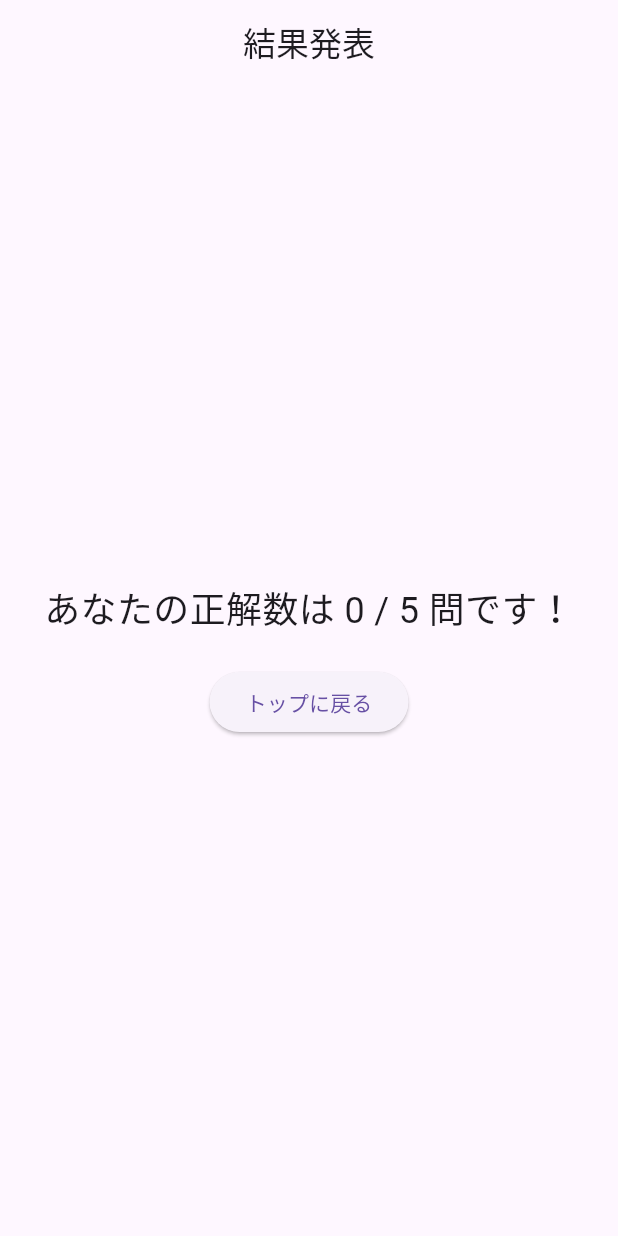
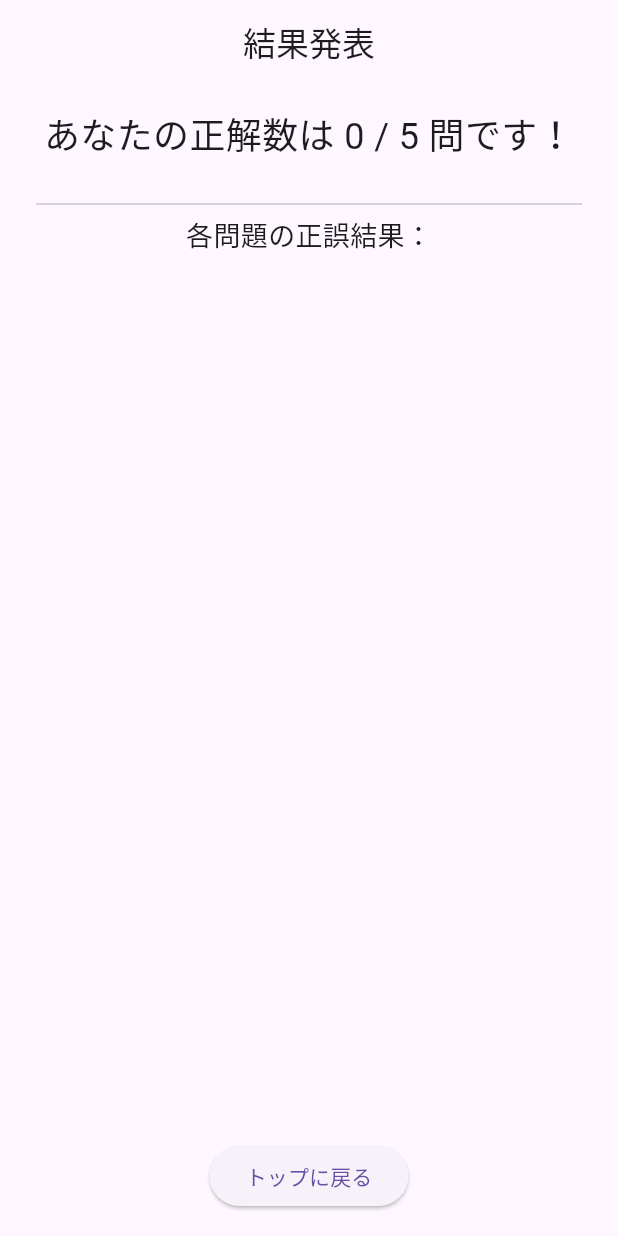
Before and after one commit to kota2929/flutternoyatu, a Flutter app: the ResultPage screen opened directly with empty values, on a phone screen of 412 x 824 dp. Run offline on Flutter 3.47's test engine with Material 3 defaults, Android fonts, the phone set to English and light mode, and no system bars; our stand-ins replace audioplayers, file_picker, just_audio, sqflite; missing offline and left inert: dart:html; accounts and stored records are empty; network calls fail; Roboto replaces fonts that are missing (PixelMplus).

Commit message:
結果表示時に問題のデータも一緒に表示できるように修正

```diff
--- a/flutter_application_1/lib/result_page.dart
+++ b/flutter_application_1/lib/result_page.dart
@@ -2,36 +2,98 @@ import 'package:flutter/material.dart';
 
 class ResultPage extends StatelessWidget {
   final int score;
+  final List<Map<String, String>> results;
 
-  const ResultPage({super.key, required this.score});
+  const ResultPage({
+    super.key,
+    required this.score,
+    required this.results,
+  });
 
   @override
   Widget build(BuildContext context) {
     return Scaffold(
-
-      appBar: AppBar(title: const Text('結果発表',
-      style: const TextStyle(
-        fontFamily: 'PixelMplus',)),
-      centerTitle: true,
+      appBar: AppBar(
+        title: const Text(
+          '結果発表',
+          style: TextStyle(fontFamily: 'PixelMplus'),
+        ),
+        centerTitle: true,
       ),
-
-      body: Center(
+      body: Padding(
+        padding: const EdgeInsets.symmetric(horizontal: 24.0, vertical: 16),
         child: Column(
-          mainAxisAlignment: MainAxisAlignment.center,
+          crossAxisAlignment: CrossAxisAlignment.center,
           children: [
-            Text('あなたの正解数は $score / 5 問です！',
-            style: const TextStyle(
-              fontSize: 24,
-              fontFamily: 'PixelMplus'
-              )
-
+            Text(
+              'あなたの正解数は $score / 5 問です！',
+              style: const TextStyle(
+                fontSize: 24,
+                fontFamily: 'PixelMplus',
+              ),
+              textAlign: TextAlign.center,
             ),
             const SizedBox(height: 20),
+
+            const Divider(thickness: 1),
+
+            const Text(
+              '各問題の正誤結果：',
+              style: TextStyle(
+                fontSize: 18,
+                fontFamily: 'PixelMplus',
+              ),
+            ),
+            const SizedBox(height: 10),
+
+            // 各問題の内容と答えを表示
+            Expanded(
+              child: ListView.builder(
+                itemCount: results.length,
+                itemBuilder: (context, index) {
+                  final result = results[index];
+                  final isCorrect = result['user_answer']?.trim() == result['correct_answer']?.trim();
+                  return Card(
+                    elevation: 2,
+                    margin: const EdgeInsets.symmetric(vertical: 8),
+                    child: Padding(
+                      padding: const EdgeInsets.all(12),
+                      child: Column(
+                        crossAxisAlignment: CrossAxisAlignment.start,
+                        children: [
+                          Text(
+                            'Q${index + 1}: ${result['question']}',
+                            style: const TextStyle(fontFamily: 'PixelMplus'),
+                          ),
+                          const SizedBox(height: 4),
+                          Text(
+                            'あなたの答え: ${result['user_answer']}',
+                            style: TextStyle(
+                              fontFamily: 'PixelMplus',
+                              color: isCorrect ? Colors.green : Colors.red,
+                            ),
+                          ),
+                          Text(
+                            '正解: ${result['correct_answer']}（${result['real_answer']}）',
+                            style: const TextStyle(fontFamily: 'PixelMplus'),
+                          ),
+                        ],
+                      ),
+                    ),
+                  );
+                },
+              ),
+            ),
+
+            const SizedBox(height: 10),
             ElevatedButton(
               onPressed: () {
                 Navigator.pop(context); // クイズ開始画面へ戻る
               },
-              child: const Text('トップに戻る'),
+              child: const Text(
+                'トップに戻る',
+                style: TextStyle(fontFamily: "PixelMplus"),
+              ),
             ),
           ],
         ),
```
Also changed, not shown: flutter_application_1/lib/quiz.dart (added, +34 -0 lines).
